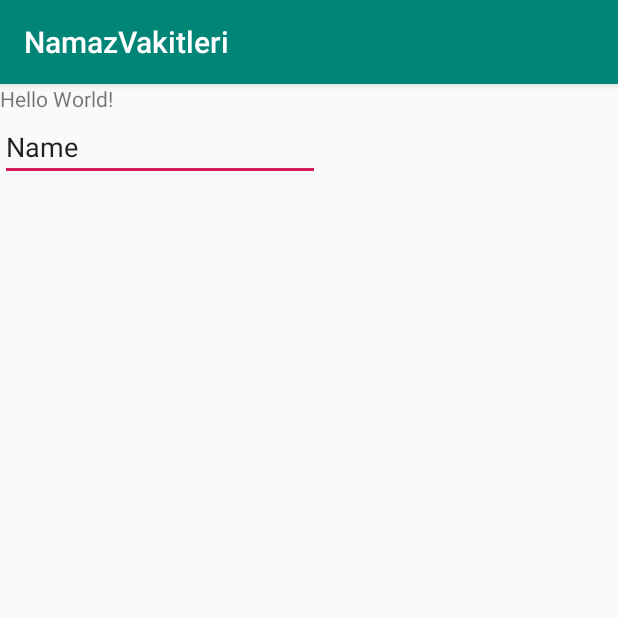
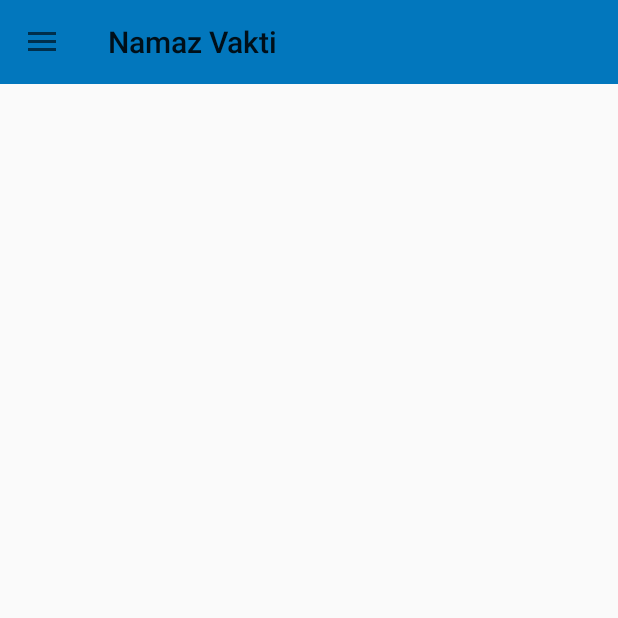
Before and after one commit to aliburakuzun/NamazVakitleri, an Android app: the screen it shows after launch (MainActivity), on a phone screen of 412 x 824 dp, the top half of it. Run offline under Robolectric (Android 15) with nearby library versions, the phone set to English and light mode, and no system bars.

Commit message:
Menu-Toolbar

```diff
--- a/app/build.gradle
+++ b/app/build.gradle
@@ -32,4 +32,5 @@ dependencies {
     testImplementation 'junit:junit:4.12'
     androidTestImplementation 'androidx.test.ext:junit:1.1.1'
     androidTestImplementation 'androidx.test.espresso:espresso-core:3.2.0'
+    implementation 'com.google.android.material:material:1.1.0'
 }
--- a/app/src/main/java/tr/joinproject/myapplication/MainActivity.kt
+++ b/app/src/main/java/tr/joinproject/myapplication/MainActivity.kt
@@ -1,13 +1,30 @@
 package tr.joinproject.myapplication
 
+import android.os.Bundle
+import androidx.appcompat.app.ActionBarDrawerToggle
 import androidx.appcompat.app.AppCompatActivity
-import android.os.Bundle
+import androidx.appcompat.widget.Toolbar
+import androidx.drawerlayout.widget.DrawerLayout
+import com.google.android.material.navigation.NavigationView
 
 class MainActivity : AppCompatActivity() {
+
 
     override fun onCreate(savedInstanceState: Bundle?) {
         super.onCreate(savedInstanceState)
         setContentView(R.layout.activity_main)
 
+        val toolbar: Toolbar = findViewById(R.id.toolbar)
+        val navigation: NavigationView = findViewById(R.id.navigation)
+        val drawer: DrawerLayout = findViewById(R.id.drawer)
+        toolbar.title = "Namaz Vakti"
+        setSupportActionBar(toolbar)
+
+        val toggle: ActionBarDrawerToggle = ActionBarDrawerToggle(this, drawer, toolbar, 0, 0)
+        toggle.syncState()
+
+
+
+
     }
 }
--- a/app/src/main/res/layout/activity_main.xml
+++ b/app/src/main/res/layout/activity_main.xml
@@ -1,30 +1,32 @@
 <?xml version="1.0" encoding="utf-8"?>
-<LinearLayout xmlns:android="http://schemas.android.com/apk/res/android"
+<androidx.drawerlayout.widget.DrawerLayout
+
+    xmlns:android="http://schemas.android.com/apk/res/android"
     xmlns:app="http://schemas.android.com/apk/res-auto"
     xmlns:tools="http://schemas.android.com/tools"
+    android:id="@+id/drawer"
     android:layout_width="match_parent"
     android:layout_height="match_parent"
-    tools:context=".MainActivity"
     android:orientation="vertical"
-    >
+    tools:context=".MainActivity">
 
-    <TextView
-        android:layout_width="wrap_content"
-        android:layout_height="wrap_content"
-        android:text="Hello World!"
-        app:layout_constraintBottom_toBottomOf="parent"
-        app:layout_constraintLeft_toLeftOf="parent"
-        app:layout_constraintRight_toRightOf="parent"
-        app:layout_constraintTop_toTopOf="parent" />
+    <LinearLayout
+        android:layout_width="match_parent"
+        android:layout_height="match_parent">
 
-    <EditText
-        android:id="@+id/editText"
-        android:layout_width="wrap_content"
-        android:layout_height="wrap_content"
-        android:ems="10"
-        android:inputType="textPersonName"
-        android:text="Name"
-        tools:layout_editor_absoluteX="120dp"
-        tools:layout_editor_absoluteY="228dp" />
+        <androidx.appcompat.widget.Toolbar
+            android:id="@+id/toolbar"
+            android:layout_width="match_parent"
+            android:layout_height="wrap_content"
+            android:background="#0277BD" />
 
-</LinearLayout>
+    </LinearLayout>
+
+    <com.google.android.material.navigation.NavigationView
+        android:id="@+id/navigation"
+        android:layout_width="match_parent"
+        android:layout_height="match_parent"
+        android:layout_gravity="start"
+        app:menu="@menu/menu_tasarim" />
+
+</androidx.drawerlayout.widget.DrawerLayout>
--- /dev/null
+++ b/app/src/main/res/menu/menu_tasarim.xml
@@ -0,0 +1,6 @@
+<?xml version="1.0" encoding="utf-8"?>
+<menu xmlns:android="http://schemas.android.com/apk/res/android">
+
+    <item android:title="Item" />
+    <item android:title="Item" />
+</menu>
--- a/app/src/main/res/values/styles.xml
+++ b/app/src/main/res/values/styles.xml
@@ -6,6 +6,8 @@
         <item name="colorPrimary">@color/colorPrimary</item>
         <item name="colorPrimaryDark">@color/colorPrimaryDark</item>
         <item name="colorAccent">@color/colorAccent</item>
+        <item name="windowNoTitle">true</item>
+        <item name="windowActionBar">false</item>
     </style>
 
 </resources>
```
